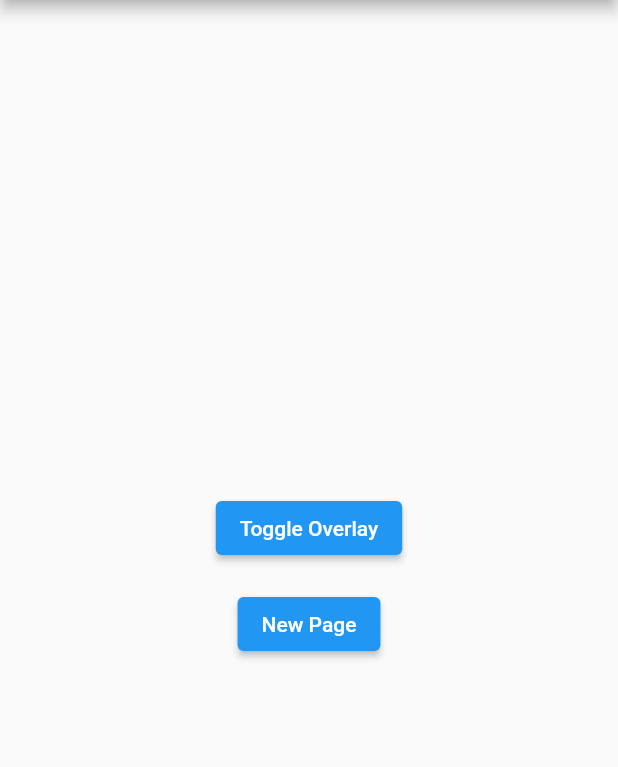
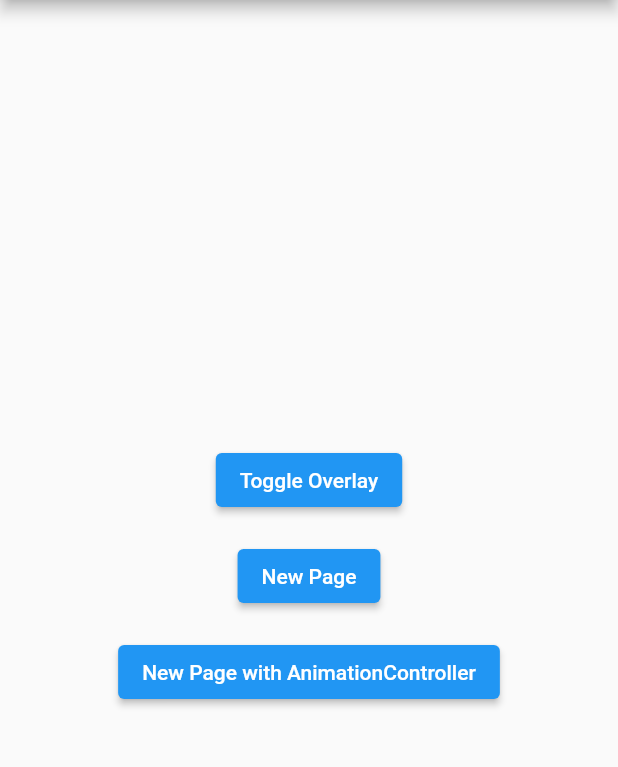
Before and after one commit to FMorschel/floating_overlay, a Flutter app: the screen it shows after launch, on a phone screen of 412 x 824 dp, the part 84-851 px from its top. Run offline on Flutter 3.47's test engine with Material 2 defaults, Android fonts, the phone set to English and light mode, and no system bars; our stand-ins replace bloc.

Commit message:
Instructing when having AnimationController

```diff
--- a/example/lib/main.dart
+++ b/example/lib/main.dart
@@ -43,6 +43,123 @@ class HomePage extends StatelessWidget {
       padding: const EdgeInsets.all(20.0),
       constrained: true,
     );
+    final routeObserver = Provider.of<RouteObserver>(context, listen: false);
+    return Scaffold(
+      appBar: AppBar(
+        title: const Text('Floating Overlay Example'),
+        centerTitle: true,
+      ),
+      body: FloatingOverlay(
+        // Passing the RouteObserver created at line 17 as a parameter, will
+        // make so that when you push pages on top of this one, the floating
+        // child will vanish and reappear when you return.
+        routeObserver: routeObserver,
+        controller: controller,
+        floatingChild: SizedBox.square(
+          dimension: 100.0,
+          child: Container(
+            decoration: BoxDecoration(
+              color: Theme.of(context).primaryColor,
+              border: Border.all(
+                color: Colors.black,
+                width: 5.0,
+              ),
+            ),
+          ),
+        ),
+        child: Center(
+          child: Column(
+            mainAxisSize: MainAxisSize.min,
+            children: [
+              Padding(
+                padding: const EdgeInsets.all(8.0),
+                child: ElevatedButton(
+                  child: const Text('Toggle Overlay'),
+                  onPressed: () {
+                    controller.toggle();
+                  },
+                ),
+              ),
+              Padding(
+                padding: const EdgeInsets.all(8.0),
+                child: ElevatedButton(
+                  child: const Text('New Page'),
+                  onPressed: () {
+                    Navigator.of(context).push(
+                      MaterialPageRoute(builder: (context) => const NewPage()),
+                    );
+                  },
+                ),
+              ),
+              Padding(
+                padding: const EdgeInsets.all(8.0),
+                child: ElevatedButton(
+                  child: const Text('New Page with AnimationController'),
+                  onPressed: () {
+                    Navigator.of(context).push(
+                      MaterialPageRoute(
+                        builder: (context) => Provider<RouteObserver>(
+                          // There is a difference to initializing the
+                          // controller inside a Stateful Widget that has an
+                          // [AnimationController].
+                          create: (_) => routeObserver,
+                          child: const AnimationPage(),
+                        ),
+                      ),
+                    );
+                  },
+                ),
+              ),
+            ],
+          ),
+        ),
+      ),
+    );
+  }
+}
+
+class NewPage extends StatelessWidget {
+  const NewPage({Key? key}) : super(key: key);
+
+  @override
+  Widget build(BuildContext context) {
+    return Scaffold(
+      appBar: AppBar(title: const Text('New Page'), centerTitle: true),
+    );
+  }
+}
+
+class AnimationPage extends StatefulWidget {
+  const AnimationPage({Key? key}) : super(key: key);
+
+  @override
+  _AnimationPageState createState() => _AnimationPageState();
+}
+
+class _AnimationPageState extends State<AnimationPage>
+    with SingleTickerProviderStateMixin {
+  late final AnimationController animationController;
+  late final FloatingOverlayController controller;
+
+  @override
+  void initState() {
+    animationController = AnimationController(
+      vsync: this,
+      duration: const Duration(seconds: 1),
+    );
+    /// The [FloatingOverlayController] needs to be initialized only once when
+    /// there is an [AnimationController] inside the same State.
+    controller = FloatingOverlayController.absoluteSize(
+      maxSize: const Size(200, 200),
+      minSize: const Size(100, 100),
+      padding: const EdgeInsets.all(20.0),
+      constrained: true,
+    );
+    super.initState();
+  }
+
+  @override
+  Widget build(BuildContext context) {
     return Scaffold(
       appBar: AppBar(
         title: const Text('Floating Overlay Example'),
@@ -97,14 +214,3 @@ class HomePage extends StatelessWidget {
     );
   }
 }
-
-class NewPage extends StatelessWidget {
-  const NewPage({Key? key}) : super(key: key);
-
-  @override
-  Widget build(BuildContext context) {
-    return Scaffold(
-      appBar: AppBar(title: const Text('New Page'), centerTitle: true),
-    );
-  }
-}
--- a/lib/floating_overlay.dart
+++ b/lib/floating_overlay.dart
@@ -1 +1,3 @@
+library floating_overlay;
+
 export 'src/floating_overlay.dart';
--- a/lib/src/floating_overlay.dart
+++ b/lib/src/floating_overlay.dart
@@ -1,5 +1,3 @@
-library floating_overlay;
-
 import 'package:flutter/material.dart';
 import 'package:bloc/bloc.dart';
 import 'package:logging/logging.dart';
```
Also changed, not shown: lib/src/floating_overlay_controller.dart (+8 -0 lines).
